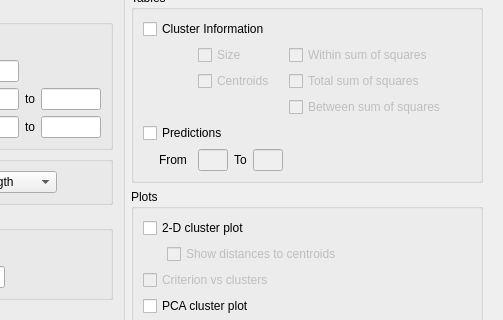
First picture: the form in JASP-Desktop/analysisforms/MachineLearning/mlclusteringkmeansform.ui, repository jasp-stats/jasp-desktop, before the edit; both pictures show x 174 to 677 and y 209 to 529 of the 677 by 813 pixel window.
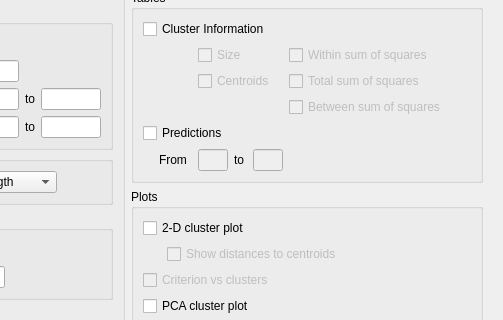
Second picture: the form after the edit. Custom widgets are drawn as their Qt base class.

Patch:
```diff
--- a/JASP-Desktop/analysisforms/MachineLearning/mlclusteringkmeansform.ui
+++ b/JASP-Desktop/analysisforms/MachineLearning/mlclusteringkmeansform.ui
@@ -592,7 +592,7 @@
          <item row="5" column="3">
           <widget class="QLabel" name="label_3">
            <property name="text">
-            <string>To</string>
+            <string>to</string>
            </property>
           </widget>
          </item>
```
